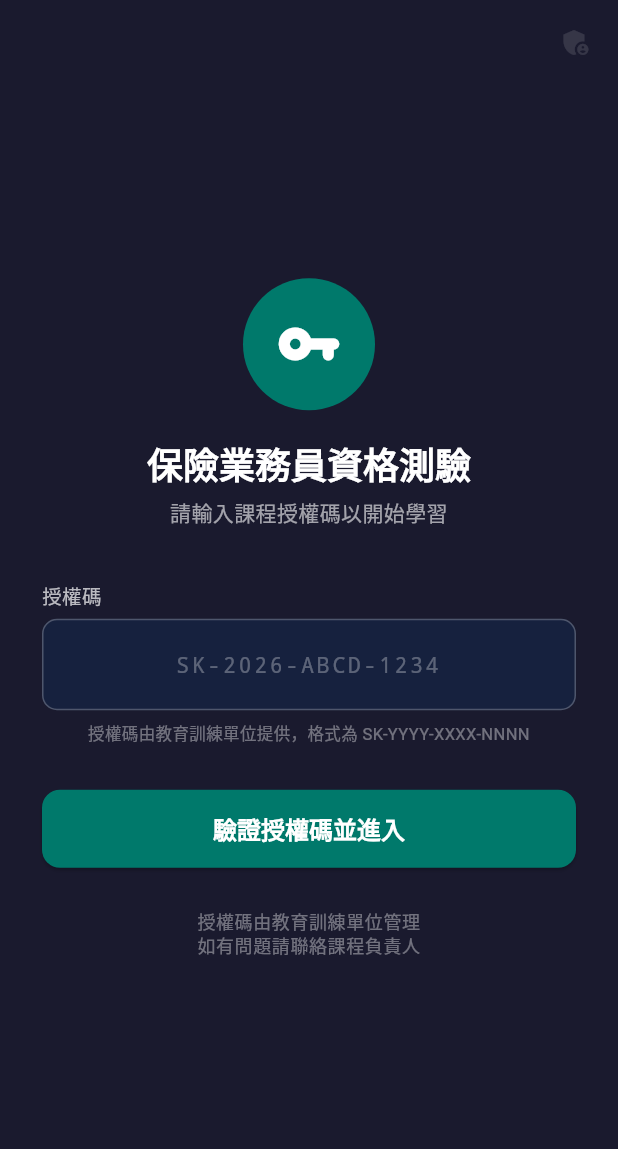
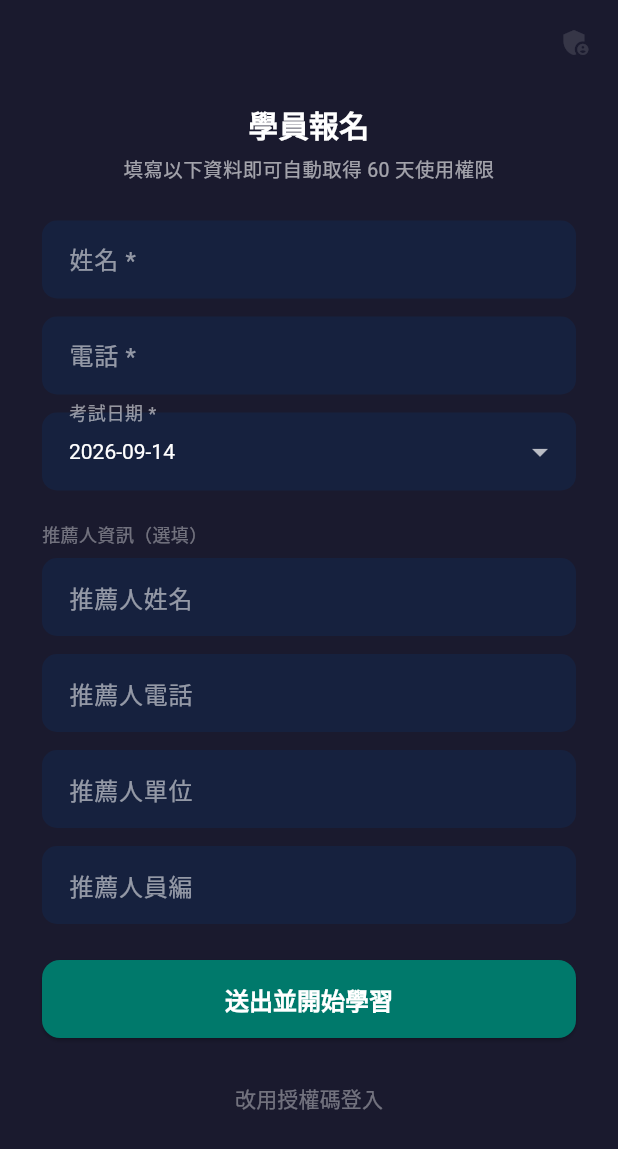
Before and after one commit to shinkong-insurance/insurance-exam-app, a Flutter app: the LkGatePage screen opened by its route, on a phone screen of 412 x 824 dp. Shown: the top 1149 px of the screen. Run offline on Flutter 3.47's test engine with Material 3 defaults, Android fonts, the phone set to English and light mode, and no system bars; our stand-ins replace device_info_plus, flutter_riverpod, go_router, open_file, shared_preferences, supabase_flutter; missing offline and left inert: dart:html; accounts and stored records are empty; project files that could hold a hidden picture were left out.

Commit message:
feat: add auto-registration form to #/lk gate page
Co-Authored-By: Claude Haiku 4.5 <noreply@anthropic.com>

```diff
--- a/lib/features/auth/lk_gate_page.dart
+++ b/lib/features/auth/lk_gate_page.dart
@@ -1,11 +1,12 @@
 // lib/features/auth/lk_gate_page.dart
-// 授權碼 (License Key) 登入頁
+// #/lk 入口：預設為自動註冊表單，另提供「使用授權碼登入」備用路徑
 
 import 'package:flutter/material.dart';
 import 'package:flutter/services.dart';
 import 'package:go_router/go_router.dart';
 import '../../core/services/lk_auth_service.dart';
 import '../../core/services/study_logger.dart';
+import '../../core/utils/exam_date_options.dart';
 
 class LkGatePage extends StatefulWidget {
   const LkGatePage({super.key});
@@ -15,19 +16,40 @@ class LkGatePage extends StatefulWidget {
 }
 
 class _LkGatePageState extends State<LkGatePage> {
-  final _ctrl = TextEditingController();
+  // 授權碼登入（備用路徑）
+  final _codeCtrl = TextEditingController();
+
+  // 自動註冊表單
+  final _nameCtrl = TextEditingController();
+  final _phoneCtrl = TextEditingController();
+  final _referrerNameCtrl = TextEditingController();
+  final _referrerPhoneCtrl = TextEditingController();
+  final _referrerUnitCtrl = TextEditingController();
+  final _referrerIdCtrl = TextEditingController();
+  late final List<DateTime> _examDateOptions;
+  DateTime? _selectedExamDate;
+
+  bool _showKeyLogin = false;
   bool _loading = false;
   String? _errorMsg;
 
   @override
   void initState() {
     super.initState();
+    _examDateOptions = examDateOptions();
+    _selectedExamDate = _examDateOptions.first;
     _checkExistingSession();
   }
 
   @override
   void dispose() {
-    _ctrl.dispose();
+    _codeCtrl.dispose();
+    _nameCtrl.dispose();
+    _phoneCtrl.dispose();
+    _referrerNameCtrl.dispose();
+    _referrerPhoneCtrl.dispose();
+    _referrerUnitCtrl.dispose();
+    _referrerIdCtrl.dispose();
     super.dispose();
   }
 
@@ -38,8 +60,48 @@ class _LkGatePageState extends State<LkGatePage> {
     }
   }
 
-  Future<void> _login() async {
-    final code = _ctrl.text.trim().toUpperCase();
+  Future<void> _submitRegister() async {
+    final name = _nameCtrl.text.trim();
+    final phone = _phoneCtrl.text.trim();
+
+    if (name.isEmpty) {
+      setState(() => _errorMsg = '請填寫姓名');
+      return;
+    }
+    if (phone.isEmpty) {
+      setState(() => _errorMsg = '請填寫電話');
+      return;
+    }
+    if (_selectedExamDate == null) {
+      setState(() => _errorMsg = '請選擇考試日期');
+      return;
+    }
+
+    setState(() { _loading = true; _errorMsg = null; });
+
+    final res = await LkAuthService.autoRegister(
+      name: name,
+      phone: phone,
+      examDate: _selectedExamDate!,
+      referrerName: _referrerNameCtrl.text.trim().isEmpty ? null : _referrerNameCtrl.text.trim(),
+      referrerPhone: _referrerPhoneCtrl.text.trim().isEmpty ? null : _referrerPhoneCtrl.text.trim(),
+      referrerUnit: _referrerUnitCtrl.text.trim().isEmpty ? null : _referrerUnitCtrl.text.trim(),
+      referrerId: _referrerIdCtrl.text.trim().isEmpty ? null : _referrerIdCtrl.text.trim(),
+    );
+
+    if (!mounted) return;
+    setState(() => _loading = false);
+
+    if (res.result == LkLoginResult.success) {
+      StudyLogger.login(res.keyCode ?? '');
+      context.go('/');
+    } else {
+      setState(() => _errorMsg = res.error ?? '註冊失敗，請稍後再試');
+    }
+  }
+
+  Future<void> _loginWithCode() async {
+    final code = _codeCtrl.text.trim().toUpperCase();
     if (code.isEmpty) {
       setState(() => _errorMsg = '請輸入授權碼');
       return;
@@ -58,7 +120,7 @@ class _LkGatePageState extends State<LkGatePage> {
 
     switch (res.result) {
       case LkLoginResult.success:
-        StudyLogger.login(res.keyCode ?? code); // 記錄登入事件
+        StudyLogger.login(res.keyCode ?? code);
         context.go('/');
       case LkLoginResult.notFound:
         setState(() => _errorMsg = '找不到此授權碼，請確認後重試');
@@ -73,14 +135,218 @@ class _LkGatePageState extends State<LkGatePage> {
     }
   }
 
+  void _toggleMode() {
+    setState(() {
+      _showKeyLogin = !_showKeyLogin;
+      _errorMsg = null;
+    });
+  }
+
+  InputDecoration _fieldDecoration(String label, {bool required = false}) {
+    return InputDecoration(
+      labelText: required ? '$label *' : label,
+      labelStyle: const TextStyle(color: Colors.white54),
+      filled: true,
+      fillColor: const Color(0xFF16213E),
+      border: OutlineInputBorder(
+        borderRadius: BorderRadius.circular(10),
+        borderSide: BorderSide.none,
+      ),
+      contentPadding: const EdgeInsets.symmetric(horizontal: 14, vertical: 14),
+    );
+  }
+
+  Widget _buildRegisterForm() {
+    return Column(
+      crossAxisAlignment: CrossAxisAlignment.stretch,
+      children: [
+        const Text(
+          '學員報名',
+          style: TextStyle(color: Colors.white, fontSize: 20, fontWeight: FontWeight.bold),
+          textAlign: TextAlign.center,
+        ),
+        const SizedBox(height: 6),
+        const Text(
+          '填寫以下資料即可自動取得 60 天使用權限',
+          style: TextStyle(color: Colors.white60, fontSize: 13),
+          textAlign: TextAlign.center,
+        ),
+        const SizedBox(height: 24),
+        TextField(
+          controller: _nameCtrl,
+          enabled: !_loading,
+          style: const TextStyle(color: Colors.white),
+          decoration: _fieldDecoration('姓名', required: true),
+        ),
+        const SizedBox(height: 12),
+        TextField(
+          controller: _phoneCtrl,
+          enabled: !_loading,
+          keyboardType: TextInputType.phone,
+          style: const TextStyle(color: Colors.white),
+          decoration: _fieldDecoration('電話', required: true),
+        ),
+        const SizedBox(height: 12),
+        DropdownButtonFormField<DateTime>(
+          initialValue: _selectedExamDate,
+          isExpanded: true,
+          dropdownColor: const Color(0xFF16213E),
+          style: const TextStyle(color: Colors.white),
+          decoration: _fieldDecoration('考試日期', required: true),
+          items: _examDateOptions
+              .map((d) => DropdownMenuItem(value: d, child: Text(formatExamDate(d))))
+              .toList(),
+          onChanged: _loading ? null : (d) => setState(() => _selectedExamDate = d),
+        ),
+        const SizedBox(height: 20),
+        const Text('推薦人資訊（選填）', style: TextStyle(color: Colors.white38, fontSize: 12)),
+        const SizedBox(height: 8),
+        TextField(
+          controller: _referrerNameCtrl,
+          enabled: !_loading,
+          style: const TextStyle(color: Colors.white),
+          decoration: _fieldDecoration('推薦人姓名'),
+        ),
+        const SizedBox(height: 12),
+        TextField(
+          controller: _referrerPhoneCtrl,
+          enabled: !_loading,
+          keyboardType: TextInputType.phone,
+          style: const TextStyle(color: Colors.white),
+          decoration: _fieldDecoration('推薦人電話'),
+        ),
+        const SizedBox(height: 12),
+        TextField(
+          controller: _referrerUnitCtrl,
+          enabled: !_loading,
+          style: const TextStyle(color: Colors.white),
+          decoration: _fieldDecoration('推薦人單位'),
+        ),
+        const SizedBox(height: 12),
+        TextField(
+          controller: _referrerIdCtrl,
+          enabled: !_loading,
+          style: const TextStyle(color: Colors.white),
+          decoration: _fieldDecoration('推薦人員編'),
+        ),
+        const SizedBox(height: 24),
+        SizedBox(
+          height: 52,
+          child: ElevatedButton(
+            onPressed: _loading ? null : _submitRegister,
+            style: ElevatedButton.styleFrom(
+              backgroundColor: Colors.teal.shade700,
+              foregroundColor: Colors.white,
+              shape: RoundedRectangleBorder(borderRadius: BorderRadius.circular(12)),
+              textStyle: const TextStyle(fontSize: 16, fontWeight: FontWeight.bold),
+            ),
+            child: _loading
+                ? const SizedBox(
+                    width: 22, height: 22,
+                    child: CircularProgressIndicator(color: Colors.white, strokeWidth: 2.5))
+                : const Text('送出並開始學習'),
+          ),
+        ),
+        const SizedBox(height: 16),
+        TextButton(
+          onPressed: _loading ? null : _toggleMode,
+          child: const Text('改用授權碼登入', style: TextStyle(color: Colors.white38)),
+        ),
+      ],
+    );
+  }
+
+  Widget _buildKeyLoginForm() {
+    return Column(
+      crossAxisAlignment: CrossAxisAlignment.stretch,
+      children: [
+        Center(
+          child: Container(
+            width: 88, height: 88,
+            decoration: BoxDecoration(color: Colors.teal.shade700, shape: BoxShape.circle),
+            child: const Icon(Icons.vpn_key_rounded, color: Colors.white, size: 44),
+          ),
+        ),
+        const SizedBox(height: 20),
+        const Text(
+          '保險業務員資格測驗',
+          style: TextStyle(color: Colors.white, fontSize: 20, fontWeight: FontWeight.bold),
+          textAlign: TextAlign.center,
+        ),
+        const SizedBox(height: 6),
+        const Text(
+          '請輸入課程授權碼以開始學習',
+          style: TextStyle(color: Colors.white60, fontSize: 14),
+          textAlign: TextAlign.center,
+        ),
+        const SizedBox(height: 36),
+        const Text('授權碼', style: TextStyle(color: Colors.white70, fontSize: 13, fontWeight: FontWeight.w500)),
+        const SizedBox(height: 6),
+        Container(
+          decoration: BoxDecoration(
+            color: const Color(0xFF16213E),
+            borderRadius: BorderRadius.circular(10),
+            border: Border.all(color: _errorMsg != null ? Colors.red.shade400 : Colors.white24),
+          ),
+          child: TextField(
+            controller: _codeCtrl,
+            enabled: !_loading,
+            style: const TextStyle(color: Colors.white, fontFamily: 'monospace', fontSize: 18, letterSpacing: 2),
+            textCapitalization: TextCapitalization.characters,
+            textAlign: TextAlign.center,
+            decoration: const InputDecoration(
+              hintText: 'SK-2026-ABCD-1234',
+              hintStyle: TextStyle(color: Colors.white30, fontSize: 14),
+              border: InputBorder.none,
+              contentPadding: EdgeInsets.symmetric(horizontal: 16, vertical: 16),
+            ),
+            inputFormatters: [
+              FilteringTextInputFormatter.allow(RegExp(r'[A-Za-z0-9\-]')),
+              LengthLimitingTextInputFormatter(17),
+              _LkFormatter(),
+            ],
+            onSubmitted: (_) => _loginWithCode(),
+          ),
+        ),
+        const SizedBox(height: 8),
+        const Text(
+          '授權碼由教育訓練單位提供，格式為 SK-YYYY-XXXX-NNNN',
+          style: TextStyle(color: Colors.white38, fontSize: 11),
+          textAlign: TextAlign.center,
+        ),
+        const SizedBox(height: 28),
+        SizedBox(
+          height: 52,
+          child: ElevatedButton(
+            onPressed: _loading ? null : _loginWithCode,
+            style: ElevatedButton.styleFrom(
+              backgroundColor: Colors.teal.shade700,
+              foregroundColor: Colors.white,
+              shape: RoundedRectangleBorder(borderRadius: BorderRadius.circular(12)),
+              textStyle: const TextStyle(fontSize: 16, fontWeight: FontWeight.bold),
+            ),
+            child: _loading
+                ? const SizedBox(
+                    width: 22, height: 22,
+                    child: CircularProgressIndicator(color: Colors.white, strokeWidth: 2.5))
+                : const Text('驗證授權碼並進入'),
+          ),
+        ),
+        const SizedBox(height: 16),
+        TextButton(
+          onPressed: _loading ? null : _toggleMode,
+          child: const Text('改用學員報名表單', style: TextStyle(color: Colors.white38)),
+        ),
+      ],
+    );
+  }
+
   @override
   Widget build(BuildContext context) {
-    final theme = Theme.of(context);
     return Scaffold(
       backgroundColor: const Color(0xFF1A1A2E),
       body: Stack(
         children: [
-          // ── 主要內容 ──────────────────────────────
           SafeArea(
             child: Center(
               child: SingleChildScrollView(
@@ -91,148 +357,33 @@ class _LkGatePageState extends State<LkGatePage> {
                     mainAxisAlignment: MainAxisAlignment.center,
                     crossAxisAlignment: CrossAxisAlignment.stretch,
                     children: [
-                      // ── Logo ─────────────────────
-                      Center(
-                        child: Container(
-                          width: 88, height: 88,
-                          decoration: BoxDecoration(
-                            color: Colors.teal.shade700,
-                            shape: BoxShape.circle,
-                          ),
-                          child: const Icon(Icons.vpn_key_rounded,
-                              color: Colors.white, size: 44),
-                        ),
-                      ),
-                      const SizedBox(height: 20),
-                      Text(
-                        '保險業務員資格測驗',
-                        style: theme.textTheme.headlineSmall?.copyWith(
-                            color: Colors.white, fontWeight: FontWeight.bold),
-                        textAlign: TextAlign.center,
-                      ),
-                      const SizedBox(height: 6),
-                      Text(
-                        '請輸入課程授權碼以開始學習',
-                        style: theme.textTheme.bodyMedium
-                            ?.copyWith(color: Colors.white60),
-                        textAlign: TextAlign.center,
-                      ),
-                      const SizedBox(height: 36),
-
-                      // ── 授權碼輸入 ────────────────
-                      const Text(
-                        '授權碼',
-                        style: TextStyle(color: Colors.white70, fontSize: 13, fontWeight: FontWeight.w500),
-                      ),
-                      const SizedBox(height: 6),
-                      Container(
-                        decoration: BoxDecoration(
-                          color: const Color(0xFF16213E),
-                          borderRadius: BorderRadius.circular(10),
-                          border: Border.all(
-                            color: _errorMsg != null ? Colors.red.shade400 : Colors.white24,
-                          ),
-                        ),
-                        child: TextField(
-                          controller: _ctrl,
-                          enabled: !_loading,
-                          style: const TextStyle(
-                            color: Colors.white,
-                            fontFamily: 'monospace',
-                            fontSize: 18,
-                            letterSpacing: 2,
-                          ),
-                          textCapitalization: TextCapitalization.characters,
-                          textAlign: TextAlign.center,
-                          decoration: const InputDecoration(
-                            hintText: 'SK-2026-ABCD-1234',
-                            hintStyle: TextStyle(color: Colors.white30, fontSize: 14),
-                            border: InputBorder.none,
-                            contentPadding: EdgeInsets.symmetric(
-                                horizontal: 16, vertical: 16),
-                          ),
-                          inputFormatters: [
-                            FilteringTextInputFormatter.allow(RegExp(r'[A-Za-z0-9\-]')),
-                            LengthLimitingTextInputFormatter(17), // SK-YYYY-XXXX-NNNN = 17 chars with dashes
-                            _LkFormatter(),
-                          ],
-                          onSubmitted: (_) => _login(),
-                        ),
-                      ),
-                      const SizedBox(height: 8),
-                      const Text(
-                        '授權碼由教育訓練單位提供，格式為 SK-YYYY-XXXX-NNNN',
-                        style: TextStyle(color: Colors.white38, fontSize: 11),
-                        textAlign: TextAlign.center,
-                      ),
-
-                      // ── 錯誤訊息 ──────────────────
+                      _showKeyLogin ? _buildKeyLoginForm() : _buildRegisterForm(),
                       if (_errorMsg != null) ...[
                         const SizedBox(height: 16),
                         Container(
-                          padding: const EdgeInsets.symmetric(
-                              horizontal: 14, vertical: 12),
+                          padding: const EdgeInsets.symmetric(horizontal: 14, vertical: 12),
                           decoration: BoxDecoration(
-                            color: Colors.red.shade900.withOpacity(0.4),
+                            color: Colors.red.shade900.withValues(alpha: 0.4),
                             borderRadius: BorderRadius.circular(8),
                           ),
                           child: Row(
                             crossAxisAlignment: CrossAxisAlignment.start,
                             children: [
-                              const Icon(Icons.error_outline,
-                                  color: Colors.redAccent, size: 18),
+                              const Icon(Icons.error_outline, color: Colors.redAccent, size: 18),
                               const SizedBox(width: 8),
                               Expanded(
-                                child: Text(
-                                  _errorMsg!,
-                                  style: const TextStyle(
-                                      color: Colors.redAccent, fontSize: 13),
-                                ),
+                                child: Text(_errorMsg!, style: const TextStyle(color: Colors.redAccent, fontSize: 13)),
                               ),
                             ],
                           ),
                         ),
                       ],
-
-                      const SizedBox(height: 28),
-
-                      // ── 登入按鈕 ──────────────────
-                      SizedBox(
-                        height: 52,
-                        child: ElevatedButton(
-                          onPressed: _loading ? null : _login,
-                          style: ElevatedButton.styleFrom(
-                            backgroundColor: Colors.teal.shade700,
-                            foregroundColor: Colors.white,
-                            shape: RoundedRectangleBorder(
-                                borderRadius: BorderRadius.circular(12)),
-                            textStyle: const TextStyle(
-                                fontSize: 16, fontWeight: FontWeight.bold),
-                          ),
-                          child: _loading
-                              ? const SizedBox(
-                                  width: 22, height: 22,
-                                  child: CircularProgressIndicator(
-                                      color: Colors.white, strokeWidth: 2.5))
-                              : const Text('驗證授權碼並進入'),
-                        ),
-                      ),
-
-                      const SizedBox(height: 28),
-                      Text(
-                        '授權碼由教育訓練單位管理\n如有問題請聯絡課程負責人',
-                        style: theme.textTheme.bodySmall
-                            ?.copyWith(color: Colors.white38),
-                        textAlign: TextAlign.center,
-                      ),
                     ],
                   ),
                 ),
               ),
             ),
           ),
-
-          // ── 右上角管理員入口 ───────────────────
           SafeArea(
             child: Align(
               alignment: Alignment.topRight,
@@ -241,8 +392,7 @@ class _LkGatePageState extends State<LkGatePage> {
                 child: Tooltip(
                   message: '管理員後台',
                   child: IconButton(
-                    icon: const Icon(Icons.admin_panel_settings,
-                        color: Colors.white12, size: 22),
+                    icon: const Icon(Icons.admin_panel_settings, color: Colors.white12, size: 22),
                     onPressed: () => context.push('/admin-login'),
                   ),
                 ),
@@ -255,11 +405,9 @@ class _LkGatePageState extends State<LkGatePage> {
   }
 }
 
-// ── 自動格式化：SK-XXXX-XXXX-XXXX ────────────
 class _LkFormatter extends TextInputFormatter {
   @override
-  TextEditingValue formatEditUpdate(
-      TextEditingValue oldValue, TextEditingValue newValue) {
+  TextEditingValue formatEditUpdate(TextEditingValue oldValue, TextEditingValue newValue) {
     final text = newValue.text.toUpperCase().replaceAll('-', '');
     final buf = StringBuffer();
     for (int i = 0; i < text.length && i < 14; i++) {
@@ -267,9 +415,6 @@ class _LkFormatter extends TextInputFormatter {
       buf.write(text[i]);
     }
     final result = buf.toString();
-    return newValue.copyWith(
-      text: result,
-      selection: TextSelection.collapsed(offset: result.length),
-    );
+    return newValue.copyWith(text: result, selection: TextSelection.collapsed(offset: result.length));
   }
 }
```
